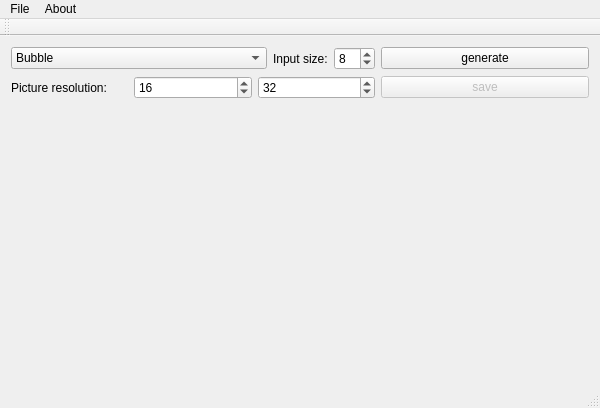
Above: Sorting-Network-Maker/ui/sorting_network_maker.ui from NIC0NIC0NI/QT-gui-toys before the change. Below: the same form after it.
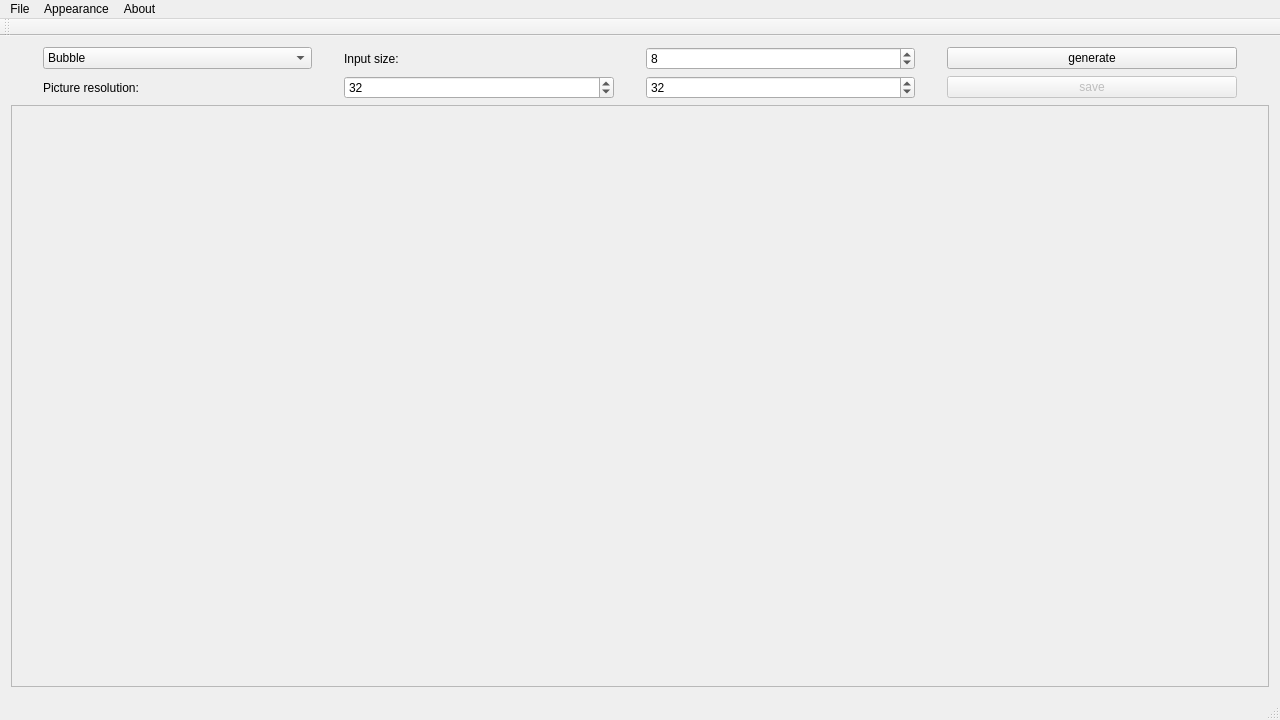
That is the form after the change. Icons and pictures are not drawn.

Patch:
```diff
--- a/Sorting-Network-Maker/ui/sorting_network_maker.ui
+++ b/Sorting-Network-Maker/ui/sorting_network_maker.ui
@@ -6,12 +6,12 @@
    <rect>
     <x>0</x>
     <y>0</y>
-    <width>600</width>
-    <height>408</height>
+    <width>1280</width>
+    <height>720</height>
    </rect>
   </property>
   <property name="sizePolicy">
-   <sizepolicy hsizetype="Preferred" vsizetype="Fixed">
+   <sizepolicy hsizetype="Minimum" vsizetype="Fixed">
     <horstretch>0</horstretch>
     <verstretch>0</verstretch>
    </sizepolicy>
@@ -29,9 +29,27 @@
   <widget class="QWidget" name="centralWidget">
    <layout class="QVBoxLayout" name="verticalLayout">
     <item>
-     <layout class="QGridLayout" name="gridLayout">
+     <layout class="QGridLayout" name="gridLayout" columnstretch="3,1" columnminimumwidth="0,0">
+      <property name="leftMargin">
+       <number>32</number>
+      </property>
+      <property name="rightMargin">
+       <number>32</number>
+      </property>
+      <property name="horizontalSpacing">
+       <number>32</number>
+      </property>
       <item row="0" column="0">
        <layout class="QHBoxLayout" name="horizontalLayout_2">
+        <property name="spacing">
+         <number>32</number>
+        </property>
+        <property name="leftMargin">
+         <number>0</number>
+        </property>
+        <property name="rightMargin">
+         <number>0</number>
+        </property>
         <item>
          <widget class="QComboBox" name="selectAlgorithm">
           <property name="minimumSize">
@@ -89,6 +107,12 @@
         </item>
         <item>
          <widget class="QLabel" name="sizeLabel">
+          <property name="minimumSize">
+           <size>
+            <width>128</width>
+            <height>0</height>
+           </size>
+          </property>
           <property name="text">
            <string>Input size:</string>
           </property>
@@ -96,6 +120,15 @@
         </item>
         <item>
          <widget class="QSpinBox" name="selectSize">
+          <property name="minimumSize">
+           <size>
+            <width>128</width>
+            <height>0</height>
+           </size>
+          </property>
+          <property name="maximum">
+           <number>128</number>
+          </property>
           <property name="value">
            <number>8</number>
           </property>
@@ -111,6 +144,12 @@
           <verstretch>0</verstretch>
          </sizepolicy>
         </property>
+        <property name="minimumSize">
+         <size>
+          <width>128</width>
+          <height>0</height>
+         </size>
+        </property>
         <property name="text">
          <string>generate</string>
         </property>
@@ -121,6 +160,12 @@
         <property name="enabled">
          <bool>false</bool>
         </property>
+        <property name="minimumSize">
+         <size>
+          <width>128</width>
+          <height>0</height>
+         </size>
+        </property>
         <property name="text">
          <string>save</string>
         </property>
@@ -128,8 +173,23 @@
       </item>
       <item row="1" column="0">
        <layout class="QHBoxLayout" name="horizontalLayout_3">
+        <property name="spacing">
+         <number>32</number>
+        </property>
+        <property name="leftMargin">
+         <number>0</number>
+        </property>
+        <property name="rightMargin">
+         <number>0</number>
+        </property>
         <item>
          <widget class="QLabel" name="sizeLabel_2">
+          <property name="minimumSize">
+           <size>
+            <width>256</width>
+            <height>0</height>
+           </size>
+          </property>
           <property name="text">
            <string>Picture resolution:</string>
           </property>
@@ -137,13 +197,31 @@
         </item>
         <item>
          <widget class="QSpinBox" name="selectWidth">
+          <property name="minimumSize">
+           <size>
+            <width>128</width>
+            <height>0</height>
+           </size>
+          </property>
+          <property name="maximum">
+           <number>128</number>
+          </property>
           <property name="value">
-           <number>16</number>
+           <number>32</number>
           </property>
          </widget>
         </item>
         <item>
          <widget class="QSpinBox" name="selectHeight">
+          <property name="minimumSize">
+           <size>
+            <width>128</width>
+            <height>0</height>
+           </size>
+          </property>
+          <property name="maximum">
+           <number>128</number>
+          </property>
           <property name="value">
            <number>32</number>
           </property>
@@ -154,19 +232,56 @@
      </layout>
     </item>
     <item>
-     <widget class="QLabel" name="showPicture">
+     <widget class="QScrollArea" name="scrollArea">
       <property name="sizePolicy">
        <sizepolicy hsizetype="Expanding" vsizetype="Expanding">
         <horstretch>1</horstretch>
         <verstretch>1</verstretch>
        </sizepolicy>
       </property>
-      <property name="text">
-       <string/>
+      <property name="minimumSize">
+       <size>
+        <width>0</width>
+        <height>256</height>
+       </size>
       </property>
-      <property name="scaledContents">
+      <property name="widgetResizable">
        <bool>true</bool>
       </property>
+      <widget class="QWidget" name="scrollAreaWidgetContents">
+       <property name="geometry">
+        <rect>
+         <x>0</x>
+         <y>0</y>
+         <width>1266</width>
+         <height>600</height>
+        </rect>
+       </property>
+       <layout class="QVBoxLayout" name="verticalLayout_2">
+        <item>
+         <widget class="QLabel" name="showPicture">
+          <property name="sizePolicy">
+           <sizepolicy hsizetype="Expanding" vsizetype="Expanding">
+            <horstretch>1</horstretch>
+            <verstretch>1</verstretch>
+           </sizepolicy>
+          </property>
+          <property name="minimumSize">
+           <size>
+            <width>0</width>
+            <height>0</height>
+           </size>
+          </property>
+          <property name="text">
+           <string/>
+          </property>
+          <property name="scaledContents">
+           <bool>true</bool>
+          </property>
+         </widget>
+        </item>
+       </layout>
+      </widget>
      </widget>
     </item>
    </layout>
@@ -176,7 +291,7 @@
     <rect>
      <x>0</x>
      <y>0</y>
-     <width>600</width>
+     <width>1280</width>
      <height>17</height>
     </rect>
    </property>
@@ -195,7 +310,15 @@
     <addaction name="actionAbout"/>
     <addaction name="actionQt"/>
    </widget>
+   <widget class="QMenu" name="menuAppearance">
+    <property name="title">
+     <string>Appearance</string>
+    </property>
+    <addaction name="actionLineColor"/>
+    <addaction name="actionBackgroundColor"/>
+   </widget>
    <addaction name="menuFile"/>
+   <addaction name="menuAppearance"/>
    <addaction name="menuAbout"/>
   </widget>
   <widget class="QToolBar" name="mainToolBar">
```
Left out of the diff: 15 changed lines with no effect on the pictures.
